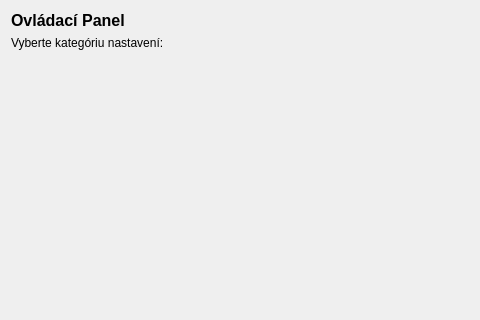
Before: the Qt Designer form plugins/control_panel/ui/control_panel_window.ui in schnidi/modular-mdi-core, drawn with Qt 5; both pictures show x 0 to 480 and y 0 to 320 of the 700 by 500 pixel window.
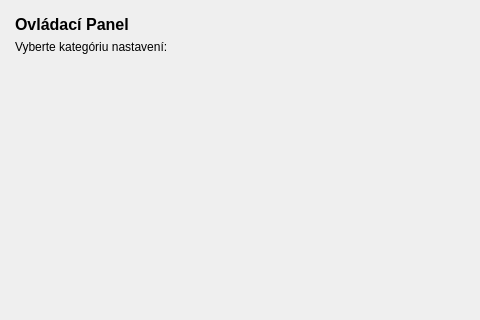
After: the same form once the commit is applied.

The edit to the form file:
```diff
--- a/plugins/control_panel/ui/control_panel_window.ui
+++ b/plugins/control_panel/ui/control_panel_window.ui
@@ -14,6 +14,18 @@
    <string>Ovládací Panel</string>
   </property>
   <layout class="QVBoxLayout" name="verticalLayout">
+   <property name="leftMargin">
+    <number>15</number>
+   </property>
+   <property name="topMargin">
+    <number>15</number>
+   </property>
+   <property name="rightMargin">
+    <number>15</number>
+   </property>
+   <property name="bottomMargin">
+    <number>15</number>
+   </property>
    <item>
     <widget class="QLabel" name="label">
      <property name="font">
```
Left out of the diff: 5 changed lines with no effect on the pictures.
